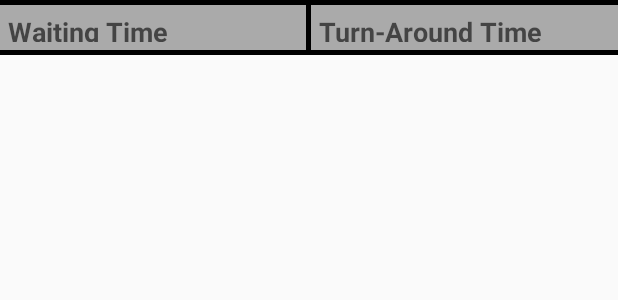
After one commit to jnapor/CPU-Scheduling-, an Android app: the layout table_of_data_total_row.xml on its own in the app's theme, with its tools: preview values and no code run, on a phone screen of 412 x 824 dp. The commit adds this screen. Shown: the top 300 px of the screen. Run offline under Robolectric (Android 15) with nearby library versions, the phone set to English and light mode, and no system bars.

Commit message:
Done Simulating

```diff
--- a/app/src/main/res/layout/table_of_data_row.xml
+++ b/app/src/main/res/layout/table_of_data_row.xml
@@ -15,6 +15,8 @@
         android:gravity="center_vertical"
         android:layout_height="match_parent"
         android:textStyle="bold"
+        android:textColor="@android:color/black"
+        android:layout_margin="5dp"
         android:textAppearance="?android:textAppearanceMedium"/>
 
     <View
@@ -31,6 +33,8 @@
         android:gravity="center_vertical"
         android:layout_height="match_parent"
         android:textStyle="bold"
+        android:textColor="@android:color/black"
+        android:layout_margin="5dp"
         android:textAppearance="?android:textAppearanceMedium"/>
 
 </LinearLayout>
--- /dev/null
+++ b/app/src/main/res/layout/table_of_data_total_row.xml
@@ -0,0 +1,55 @@
+<?xml version="1.0" encoding="utf-8"?>
+<LinearLayout
+    xmlns:android="http://schemas.android.com/apk/res/android"
+    android:id="@+id/linearlayoutTotal"
+    android:orientation="vertical"
+    android:layout_width="match_parent"
+    android:layout_height="match_parent">
+    <View
+        android:layout_width="match_parent"
+        android:layout_height="3dp"
+        android:background="@android:color/black"/>
+
+    <LinearLayout
+        xmlns:android="http://schemas.android.com/apk/res/android"
+        android:id="@+id/linearLayoutTableRowAverage"
+        android:orientation="horizontal"
+        android:layout_width="match_parent"
+        android:layout_height="wrap_content"
+        android:background="@android:color/darker_gray">
+
+        <TextView
+            android:id="@+id/average_waititng_time"
+            android:text="@string/waiting_time"
+            android:layout_weight="1"
+            android:layout_width="0dp"
+            android:layout_gravity="center"
+            android:gravity="center_vertical"
+            android:layout_height="match_parent"
+            android:textStyle="bold"
+            android:layout_margin="5dp"
+            android:textAppearance="?android:textAppearanceMedium"/>
+
+        <View
+            android:layout_width="3dp"
+            android:layout_height="30dp"
+            android:background="@android:color/black"/>
+
+        <TextView
+            android:id="@+id/average_turn_around_time"
+            android:layout_weight="1"
+            android:text="@string/turn_around"
+            android:layout_width="0dp"
+            android:layout_gravity="center"
+            android:gravity="center_vertical"
+            android:layout_height="match_parent"
+            android:textStyle="bold"
+            android:layout_margin="5dp"
+            android:textAppearance="?android:textAppearanceMedium"/>
+
+    </LinearLayout>
+    <View
+        android:layout_width="match_parent"
+        android:layout_height="3dp"
+        android:background="@android:color/black"/>
+</LinearLayout>
```
Also changed, not shown: app/src/main/java/com/sharearide/research/jnapor/osprojectqueue/MainActivity.java (+99 -64 lines), app/src/main/res/layout/activity_main.xml (+13 -1 lines).
